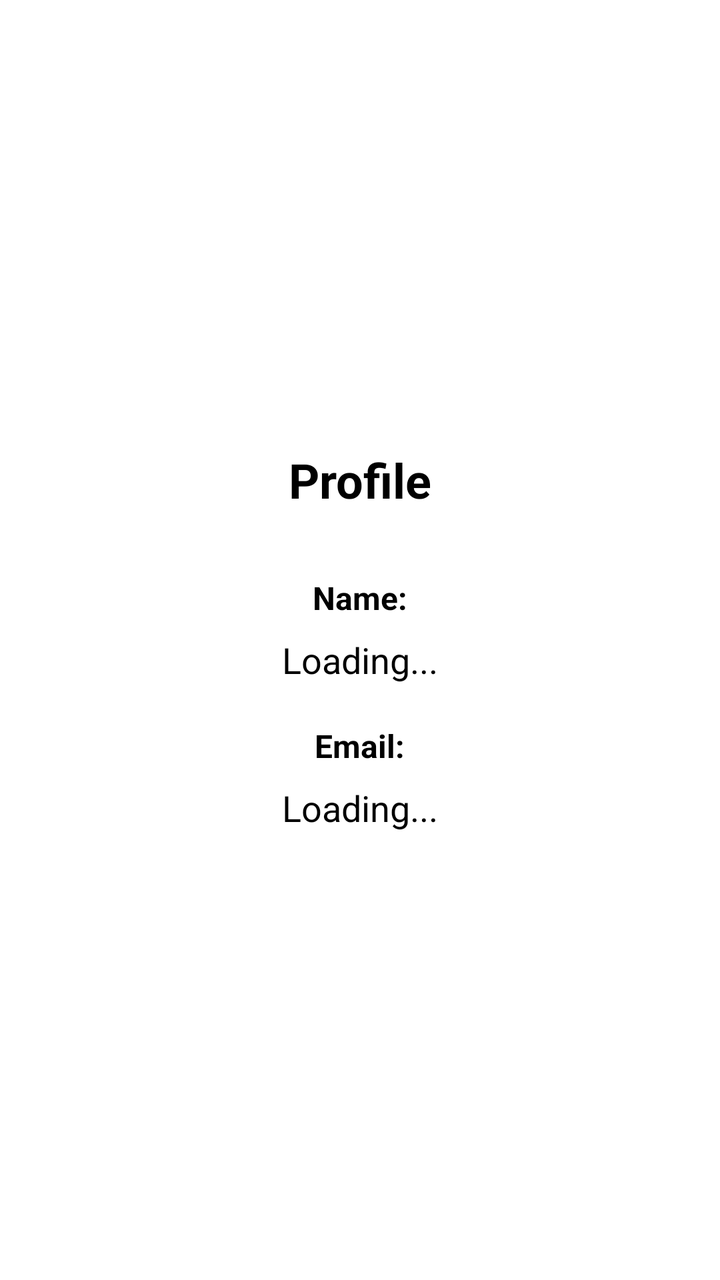
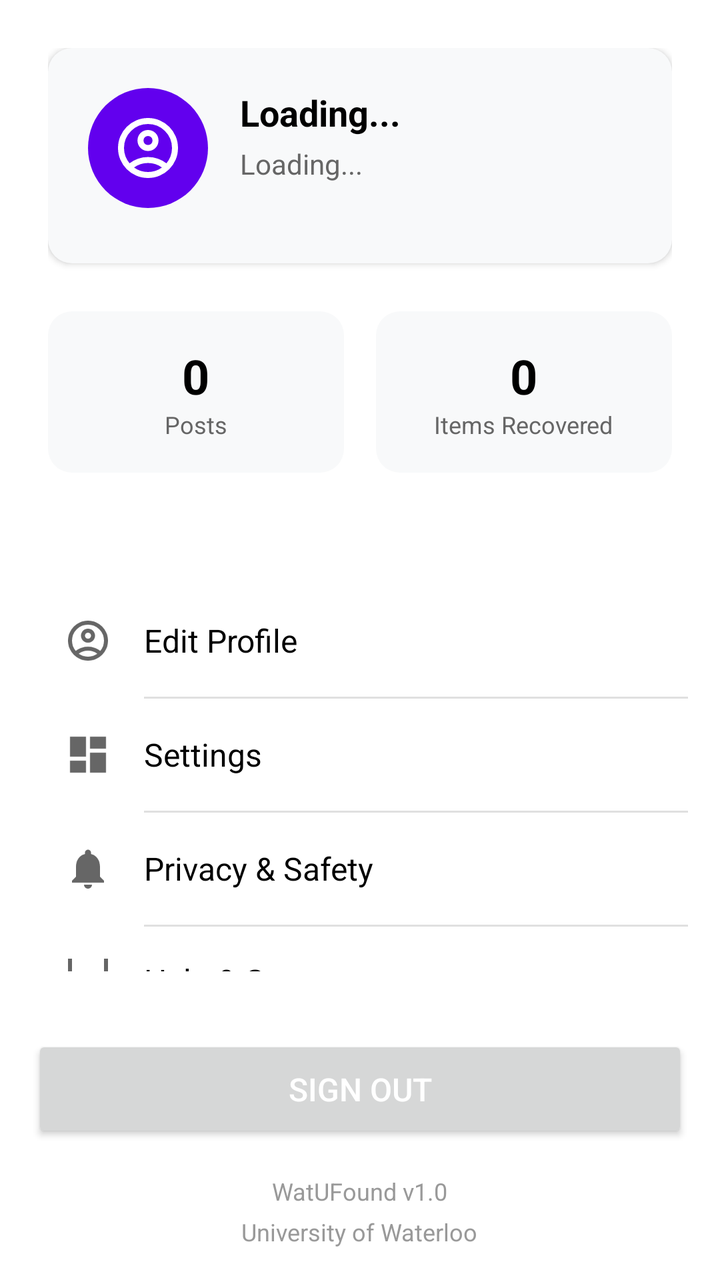

Before-and-after screenshots of an Android layout around one commit, followed by the original layout XML and the change that was made.
<!-- AndroidManifest.xml: application theme Theme.WatUFound -->
<!-- res/layout/fragment_profile.xml -->
<?xml version="1.0" encoding="utf-8"?>
<LinearLayout xmlns:android="http://schemas.android.com/apk/res/android"
    android:layout_width="match_parent"
    android:layout_height="match_parent"
    android:orientation="vertical"
    android:padding="24dp"
    android:gravity="center"
    android:background="#FFFFFF">

    <TextView
        android:layout_width="wrap_content"
        android:layout_height="wrap_content"
        android:text="Profile"
        android:textSize="24sp"
        android:textStyle="bold"
        android:textColor="#000000"
        android:layout_marginBottom="32dp" />

    <TextView
        android:layout_width="wrap_content"
        android:layout_height="wrap_content"
        android:text="Name:"
        android:textSize="16sp"
        android:textStyle="bold"
        android:textColor="#000000"
        android:layout_marginBottom="8dp" />

    <TextView
        android:id="@+id/userNameText"
        android:layout_width="wrap_content"
        android:layout_height="wrap_content"
        android:text="Loading..."
        android:textSize="18sp"
        android:textColor="#000000"
        android:layout_marginBottom="20dp" />

    <TextView
        android:layout_width="wrap_content"
        android:layout_height="wrap_content"
        android:text="Email:"
        android:textSize="16sp"
        android:textStyle="bold"
        android:textColor="#000000"
        android:layout_marginBottom="8dp" />

    <TextView
        android:id="@+id/userEmailText"
        android:layout_width="wrap_content"
        android:layout_height="wrap_content"
        android:text="Loading..."
        android:textSize="18sp"
        android:textColor="#000000" />

    <ProgressBar
        android:id="@+id/loadingIndicator"
        android:layout_width="wrap_content"
        android:layout_height="wrap_content"
        android:layout_marginTop="20dp"
        android:visibility="gone" />

</LinearLayout>
<!-- resources referenced by this layout -->
<resources>
  <color name="purple_700">#FF3700B3</color>
  <color name="white">#FFFFFFFF</color>
  <color name="teal_200">#FF03DAC5</color>
  <color name="teal_700">#FF018786</color>
  <color name="black">#FF000000</color>
  <!-- unchanged entries left out for length: 2 -->
</resources>

<!-- the commit's change to res/layout/fragment_profile.xml (unified diff, before → after) -->
@@ -1,61 +1,340 @@
 <?xml version="1.0" encoding="utf-8"?>
 <LinearLayout xmlns:android="http://schemas.android.com/apk/res/android"
+    xmlns:app="http://schemas.android.com/apk/res-auto"
     android:layout_width="match_parent"
     android:layout_height="match_parent"
-    android:orientation="vertical"
-    android:padding="24dp"
-    android:gravity="center"
-    android:background="#FFFFFF">
-
-    <TextView
-        android:layout_width="wrap_content"
+    android:background="#FFFFFF"
+    android:orientation="vertical">
+
+    
+    <LinearLayout
+        android:layout_width="match_parent"
         android:layout_height="wrap_content"
-        android:text="Profile"
-        android:textSize="24sp"
-        android:textStyle="bold"
-        android:textColor="#000000"
-        android:layout_marginBottom="32dp" />
-
-    <TextView
-        android:layout_width="wrap_content"
+        android:background="#FFFFFF"
+        android:gravity="center_horizontal"
+        android:orientation="vertical"
+        android:padding="24dp">
+
+        
+        <LinearLayout
+            android:layout_width="match_parent"
+            android:layout_height="wrap_content"
+            android:background="@drawable/rounded_card_background"
+            android:elevation="2dp"
+            android:orientation="horizontal"
+            android:padding="20dp"
+            android:layout_marginBottom="24dp">
+
+            
+            <ImageView
+                android:layout_width="60dp"
+                android:layout_height="60dp"
+                android:layout_marginEnd="16dp"
+                android:background="@drawable/profile_picture_background"
+                android:src="@drawable/ic_person_black_24dp"
+                android:padding="12dp"
+                app:tint="#FFFFFF" />
+
+            
+            <LinearLayout
+                android:layout_width="0dp"
+                android:layout_height="wrap_content"
+                android:layout_weight="1"
+                android:orientation="vertical">
+
+                <TextView
+                    android:id="@+id/userNameText"
+                    android:layout_width="wrap_content"
+                    android:layout_height="wrap_content"
+                    android:layout_marginBottom="4dp"
+                    android:text="Loading..."
+                    android:textColor="#000000"
+                    android:textSize="18sp"
+                    android:textStyle="bold" />
+
+                <TextView
+                    android:id="@+id/userEmailText"
+                    android:layout_width="wrap_content"
+                    android:layout_height="wrap_content"
+                    android:layout_marginBottom="4dp"
+                    android:text="Loading..."
+                    android:textColor="#666666"
+                    android:textSize="14sp" />
+
+                <TextView
+                    android:layout_width="wrap_content"
+                    android:layout_height="wrap_content"
+                    android:textColor="#999999"
+                    android:textSize="12sp" />
+
+            </LinearLayout>
+
+        </LinearLayout>
+
+        
+        <LinearLayout
+            android:layout_width="match_parent"
+            android:layout_height="wrap_content"
+            android:orientation="horizontal"
+            android:layout_marginBottom="32dp">
+
+            
+            <LinearLayout
+                android:layout_width="0dp"
+                android:layout_height="wrap_content"
+                android:layout_weight="1"
+                android:background="@drawable/rounded_card_background"
+                android:gravity="center"
+                android:orientation="vertical"
+                android:padding="16dp"
+                android:layout_marginEnd="8dp">
+
+                <TextView
+                    android:id="@+id/postsCountText"
+                    android:layout_width="wrap_content"
+                    android:layout_height="wrap_content"
+                    android:text="0"
+                    android:textColor="#000000"
+                    android:textSize="24sp"
+                    android:textStyle="bold" />
+
+                <TextView
+                    android:layout_width="wrap_content"
+                    android:layout_height="wrap_content"
+                    android:text="Posts"
+                    android:textColor="#666666"
+                    android:textSize="12sp" />
+
+            </LinearLayout>
+
+            
+            <LinearLayout
+                android:layout_width="0dp"
+                android:layout_height="wrap_content"
+                android:layout_weight="1"
+                android:background="@drawable/rounded_card_background"
+                android:gravity="center"
+                android:orientation="vertical"
+                android:padding="16dp"
+                android:layout_marginStart="8dp">
+
+                <TextView
+                    android:id="@+id/itemsReturnedText"
+                    android:layout_width="wrap_content"
+                    android:layout_height="wrap_content"
+                    android:text="0"
+                    android:textColor="#000000"
+                    android:textSize="24sp"
+                    android:textStyle="bold" />
+
+                <TextView
+                    android:layout_width="wrap_content"
+                    android:layout_height="wrap_content"
+                    android:text="Items Recovered"
+                    android:textColor="#666666"
+                    android:textSize="12sp" />
+
+            </LinearLayout>
+
+        </LinearLayout>
+
+        <ProgressBar
+            android:id="@+id/loadingIndicator"
+            android:layout_width="wrap_content"
+            android:layout_height="wrap_content"
+            android:visibility="gone" />
+
+    </LinearLayout>
+
+    
+    <LinearLayout
+        android:layout_width="match_parent"
+        android:layout_height="0dp"
+        android:layout_weight="1"
+        android:orientation="vertical"
+        android:paddingHorizontal="16dp">
+
+        
+        <LinearLayout
+            android:id="@+id/editProfileOption"
+            android:layout_width="match_parent"
+            android:layout_height="wrap_content"
+            android:background="?android:attr/selectableItemBackground"
+            android:clickable="true"
+            android:focusable="true"
+            android:gravity="center_vertical"
+            android:orientation="horizontal"
+            android:padding="16dp">
+
+            <ImageView
+                android:layout_width="24dp"
+                android:layout_height="24dp"
+                android:layout_marginEnd="16dp"
+                android:src="@drawable/ic_person_black_24dp"
+                app:tint="#666666" />
+
+            <TextView
+                android:layout_width="0dp"
+                android:layout_height="wrap_content"
+                android:layout_weight="1"
+                android:text="Edit Profile"
+                android:textColor="#000000"
+                android:textSize="16sp" />
+
+        </LinearLayout>
+
+        <View
+            android:layout_width="match_parent"
+            android:layout_height="1dp"
+            android:layout_marginStart="56dp"
+            android:background="#E0E0E0" />
+
+        
+        <LinearLayout
+            android:layout_width="match_parent"
+            android:layout_height="wrap_content"
+            android:background="?android:attr/selectableItemBackground"
+            android:clickable="true"
+            android:focusable="true"
+            android:gravity="center_vertical"
+            android:orientation="horizontal"
+            android:padding="16dp">
+
+            <ImageView
+                android:layout_width="24dp"
+                android:layout_height="24dp"
+                android:layout_marginEnd="16dp"
+                android:src="@drawable/ic_dashboard_black_24dp"
+                app:tint="#666666" />
+
+            <TextView
+                android:layout_width="0dp"
+                android:layout_height="wrap_content"
+                android:layout_weight="1"
+                android:text="Settings"
+                android:textColor="#000000"
+                android:textSize="16sp" />
+
+        </LinearLayout>
+
+        <View
+            android:layout_width="match_parent"
+            android:layout_height="1dp"
+            android:layout_marginStart="56dp"
+            android:background="#E0E0E0" />
+
+        
+        <LinearLayout
+            android:layout_width="match_parent"
+            android:layout_height="wrap_content"
+            android:background="?android:attr/selectableItemBackground"
+            android:clickable="true"
+            android:focusable="true"
+            android:gravity="center_vertical"
+            android:orientation="horizontal"
+            android:padding="16dp">
+
+            <ImageView
+                android:layout_width="24dp"
+                android:layout_height="24dp"
+                android:layout_marginEnd="16dp"
+                android:src="@drawable/ic_notifications_black_24dp"
+                app:tint="#666666" />
+
+            <TextView
+                android:layout_width="0dp"
+                android:layout_height="wrap_content"
+                android:layout_weight="1"
+                android:text="Privacy &amp; Safety"
+                android:textColor="#000000"
+                android:textSize="16sp" />
+
+        </LinearLayout>
+
+        <View
+            android:layout_width="match_parent"
+            android:layout_height="1dp"
+            android:layout_marginStart="56dp"
+            android:background="#E0E0E0" />
+
+        
+        <LinearLayout
+            android:layout_width="match_parent"
+            android:layout_height="wrap_content"
+            android:background="?android:attr/selectableItemBackground"
+            android:clickable="true"
+            android:focusable="true"
+            android:gravity="center_vertical"
+            android:orientation="horizontal"
+            android:padding="16dp">
+
+            <ImageView
+                android:layout_width="24dp"
+                android:layout_height="24dp"
+                android:layout_marginEnd="16dp"
+                android:src="@drawable/ic_message_black_24dp"
+                app:tint="#666666" />
+
+            <TextView
+                android:layout_width="0dp"
+                android:layout_height="wrap_content"
+                android:layout_weight="1"
+                android:text="Help &amp; Support"
+                android:textColor="#000000"
+                android:textSize="16sp" />
+
+        </LinearLayout>
+
+        <View
+            android:layout_width="match_parent"
+            android:layout_height="1dp"
+            android:layout_marginStart="56dp"
+            android:background="#E0E0E0" />
+
+    </LinearLayout>
+
+    
+    <LinearLayout
+        android:layout_width="match_parent"
         android:layout_height="wrap_content"
-        android:text="Name:"
-        android:textSize="16sp"
-        android:textStyle="bold"
-        android:textColor="#000000"
-        android:layout_marginBottom="8dp" />
-
-    <TextView
-        android:id="@+id/userNameText"
-        android:layout_width="wrap_content"
-        android:layout_height="wrap_content"
-        android:text="Loading..."
-        android:textSize="18sp"
-        android:textColor="#000000"
-        android:layout_marginBottom="20dp" />
-
-    <TextView
-        android:layout_width="wrap_content"
-        android:layout_height="wrap_content"
-        android:text="Email:"
-        android:textSize="16sp"
-        android:textStyle="bold"
-        android:textColor="#000000"
-        android:layout_marginBottom="8dp" />
-
-    <TextView
-        android:id="@+id/userEmailText"
-        android:layout_width="wrap_content"
-        android:layout_height="wrap_content"
-        android:text="Loading..."
-        android:textSize="18sp"
-        android:textColor="#000000" />
-
-    <ProgressBar
-        android:id="@+id/loadingIndicator"
-        android:layout_width="wrap_content"
-        android:layout_height="wrap_content"
-        android:layout_marginTop="20dp"
-        android:visibility="gone" />
+        android:orientation="vertical"
+        android:padding="16dp">
+
+        <Button
+            android:id="@+id/signOutButton"
+            android:layout_width="match_parent"
+            android:layout_height="wrap_content"
+            android:layout_marginBottom="16dp"
+            android:padding="16dp"
+            android:text="SIGN OUT"
+            android:textColor="#FFFFFF"
+            android:textSize="16sp" />
+
+
+        
+        <LinearLayout
+            android:layout_width="match_parent"
+            android:layout_height="wrap_content"
+            android:gravity="center"
+            android:orientation="vertical">
+
+            <TextView
+                android:layout_width="wrap_content"
+                android:layout_height="wrap_content"
+                android:layout_marginBottom="4dp"
+                android:text="WatUFound v1.0"
+                android:textColor="#999999"
+                android:textSize="12sp" />
+
+            <TextView
+                android:layout_width="wrap_content"
+                android:layout_height="wrap_content"
+                android:text="University of Waterloo"
+                android:textColor="#999999"
+                android:textSize="12sp" />
+
+        </LinearLayout>
+
+    </LinearLayout>
 
 </LinearLayout>
<!-- resource entries referenced after the edit -->
@@ -1,5 +1,50 @@
 <!-- resources referenced by this layout -->
 <resources>
+  <!-- drawable ic_dashboard_black_24dp (drawable) -->
+  <vector xmlns:android="http://schemas.android.com/apk/res/android"
+      android:width="24dp"
+      android:height="24dp"
+      android:viewportWidth="24.0"
+      android:viewportHeight="24.0">
+      <path
+          android:fillColor="#FF000000"
+          android:pathData="M3,13h8L11,3L3,3v10zM3,21h8v-6L3,15v6zM13,21h8L21,11h-8v10zM13,3v6h8L21,3h-8z" />
+  </vector>
+  <!-- drawable ic_message_black_24dp (drawable) -->
+  <vector xmlns:android="http://schemas.android.com/apk/res/android" android:height="24dp" android:tint="#000000" android:viewportHeight="960" android:viewportWidth="960" android:width="24dp">
+        
+      <path android:fillColor="@android:color/white" android:pathData="M80,880L80,160Q80,127 103.5,103.5Q127,80 160,80L800,80Q833,80 856.5,103.5Q880,127 880,160L880,640Q880,673 856.5,696.5Q833,720 800,720L240,720L80,880ZM206,640L800,640Q800,640 800,640Q800,640 800,640L800,160Q800,160 800,160Q800,160 800,160L160,160Q160,160 160,160Q160,160 160,160L160,685L206,640ZM160,640L160,640L160,160Q160,160 160,160Q160,160 160,160L160,160Q160,160 160,160Q160,160 160,160L160,640Q160,640 160,640Q160,640 160,640Z"/>
+      
+  </vector>
+  <!-- drawable ic_notifications_black_24dp (drawable) -->
+  <vector xmlns:android="http://schemas.android.com/apk/res/android"
+      android:width="24dp"
+      android:height="24dp"
+      android:viewportWidth="24.0"
+      android:viewportHeight="24.0">
+      <path
+          android:fillColor="#FF000000"
+          android:pathData="M12,22c1.1,0 2,-0.9 2,-2h-4c0,1.1 0.89,2 2,2zM18,16v-5c0,-3.07 -1.64,-5.64 -4.5,-6.32L13.5,4c0,-0.83 -0.67,-1.5 -1.5,-1.5s-1.5,0.67 -1.5,1.5v0.68C7.63,5.36 6,7.92 6,11v5l-2,2v1h16v-1l-2,-2z" />
+  </vector>
+  <!-- drawable ic_person_black_24dp (drawable) -->
+  <vector xmlns:android="http://schemas.android.com/apk/res/android" android:height="24dp" android:tint="#000000" android:viewportHeight="960" android:viewportWidth="960" android:width="24dp">
+        
+      <path android:fillColor="@android:color/white" android:pathData="M234,684Q285,645 348,622.5Q411,600 480,600Q549,600 612,622.5Q675,645 726,684Q761,643 780.5,591Q800,539 800,480Q800,347 706.5,253.5Q613,160 480,160Q347,160 253.5,253.5Q160,347 160,480Q160,539 179.5,591Q199,643 234,684ZM480,520Q421,520 380.5,479.5Q340,439 340,380Q340,321 380.5,280.5Q421,240 480,240Q539,240 579.5,280.5Q620,321 620,380Q620,439 579.5,479.5Q539,520 480,520ZM480,880Q397,880 324,848.5Q251,817 197,763Q143,709 111.5,636Q80,563 80,480Q80,397 111.5,324Q143,251 197,197Q251,143 324,111.5Q397,80 480,80Q563,80 636,111.5Q709,143 763,197Q817,251 848.5,324Q880,397 880,480Q880,563 848.5,636Q817,709 763,763Q709,817 636,848.5Q563,880 480,880ZM480,800Q533,800 580,784.5Q627,769 666,740Q627,711 580,695.5Q533,680 480,680Q427,680 380,695.5Q333,711 294,740Q333,769 380,784.5Q427,800 480,800ZM480,440Q506,440 523,423Q540,406 540,380Q540,354 523,337Q506,320 480,320Q454,320 437,337Q420,354 420,380Q420,406 437,423Q454,440 480,440ZM480,380Q480,380 480,380Q480,380 480,380Q480,380 480,380Q480,380 480,380Q480,380 480,380Q480,380 480,380Q480,380 480,380Q480,380 480,380ZM480,740Q480,740 480,740Q480,740 480,740Q480,740 480,740Q480,740 480,740Q480,740 480,740Q480,740 480,740Q480,740 480,740Q480,740 480,740Z"/>
+      
+  </vector>
+  <!-- drawable profile_picture_background (drawable) -->
+  <?xml version="1.0" encoding="utf-8"?>
+  <shape xmlns:android="http://schemas.android.com/apk/res/android"
+      android:shape="oval">
+      <solid android:color="#6200EE" />
+  </shape>
+  <!-- drawable rounded_card_background (drawable) -->
+  <?xml version="1.0" encoding="utf-8"?>
+  <shape xmlns:android="http://schemas.android.com/apk/res/android"
+      android:shape="rectangle">
+      <solid android:color="#F8F9FA" />
+      <corners android:radius="12dp" />
+  </shape>
   <color name="purple_700">#FF3700B3</color>
   <color name="white">#FFFFFFFF</color>
   <color name="teal_200">#FF03DAC5</color>
